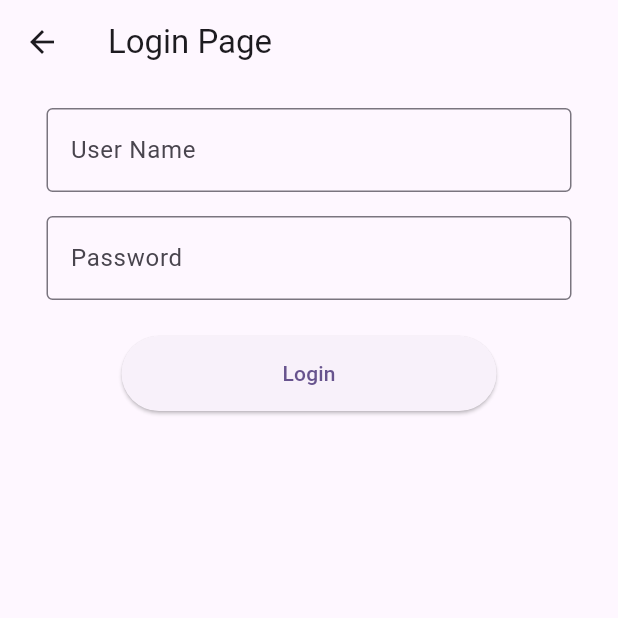
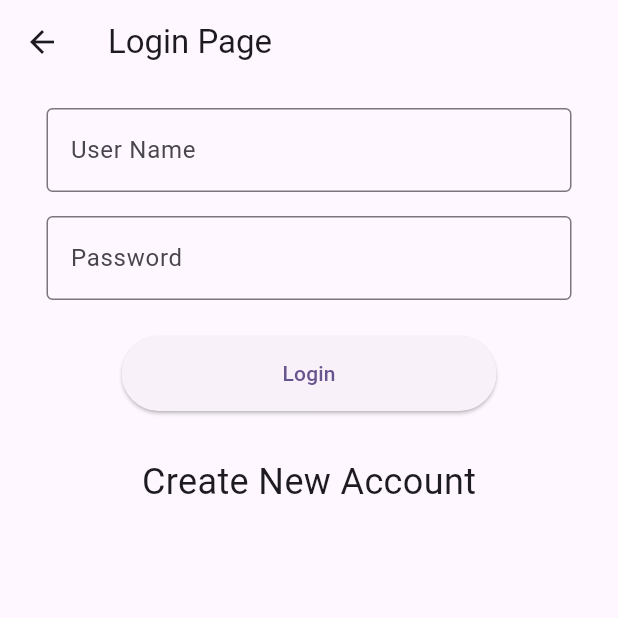
Before and after one commit to jasberDataSirpi/full-stack-training, a Flutter app: the LoginPage screen opened directly, after a tap on "Login", on a phone screen of 412 x 824 dp, the top half of it. Run offline on Flutter 3.47's test engine with Material 2 defaults, Android fonts, the phone set to English and light mode, and no system bars; our stand-ins replace flutter_dotenv, shared_preferences; accounts and stored records are empty; network calls fail.

Commit message:
rigester integrated

```diff
--- /dev/null
+++ b/lib/constants/common_constants.dart
@@ -0,0 +1 @@
+class CommonConstants {}
--- a/lib/main.dart
+++ b/lib/main.dart
@@ -1,6 +1,7 @@
 import 'package:flutter/material.dart';
 import 'package:flutter_dotenv/flutter_dotenv.dart';
 import 'package:meal_planet/pages/my_home_page.dart';
+import 'package:meal_planet/pages/register_page.dart';
 
 void main() async {
   await dotenv.load(fileName: '.env');
@@ -13,6 +14,9 @@ class MyApp extends StatelessWidget {
   // This widget is the root of your application.
   @override
   Widget build(BuildContext context) {
+    var routes = {
+      '/register': (context) => const RegisterPage(),
+    };
     return MaterialApp(
       debugShowCheckedModeBanner: false,
       title: 'Meal Planet',
@@ -21,6 +25,7 @@ class MyApp extends StatelessWidget {
         useMaterial3: true,
       ),
       home: const MyHomePage(title: 'Meal Planet'),
+      routes: routes,
     );
   }
 }
--- a/lib/pages/login_page.dart
+++ b/lib/pages/login_page.dart
@@ -1,4 +1,5 @@
 import 'dart:convert';
+import 'dart:io';
 
 import 'package:flutter/material.dart';
 import 'package:meal_planet/constants/endpoints.dart';
@@ -26,7 +27,7 @@ class _LoginPageState extends State<LoginPage> {
     };
     var response =
         await request(HttpMethods.POST, Endpoints.login, payload: payload);
-    if (response.statusCode == 200) {
+    if (response.statusCode == HttpStatus.ok) {
       var responseMap = jsonDecode(utf8.decode(response.bodyBytes));
       setState(() {
         message = responseMap["message"];
@@ -81,10 +82,22 @@ class _LoginPageState extends State<LoginPage> {
                   child: const Text('Login'),
                 )),
             const SizedBox(height: 30),
+            GestureDetector(
+              onTap: () {
+                Navigator.pushNamed(context, "/register");
+              },
+              child: const Text(
+                'Create New Account',
+                style: TextStyle(fontSize: 24),
+              ),
+            ),
+            const SizedBox(
+              height: 30,
+            ),
             Text(
               message,
               style: TextStyle(color: Colors.green.shade400),
-            )
+            ),
           ],
         ),
       ),
--- a/lib/pages/my_home_page.dart
+++ b/lib/pages/my_home_page.dart
@@ -13,6 +13,6 @@ class MyHomePage extends StatefulWidget {
 class _MyHomePageState extends State<MyHomePage> {
   @override
   Widget build(BuildContext context) {
-    return const RegisterPage();
+    return const LoginPage();
   }
 }
--- a/lib/pages/register_page.dart
+++ b/lib/pages/register_page.dart
@@ -1,4 +1,5 @@
 import 'dart:convert';
+import 'dart:io';
 
 import 'package:flutter/material.dart';
 import 'package:meal_planet/constants/endpoints.dart';
@@ -34,11 +35,9 @@ class _RegisterPageState extends State<RegisterPage> {
       "userName": userName,
       "password": password,
     };
-
     var response =
         await request(HttpMethods.POST, Endpoints.rigister, payload: payload);
-
-    if (response.statusCode == 200) {
+    if (response.statusCode == HttpStatus.created) {
       var responseMap = jsonDecode(utf8.decode(response.bodyBytes));
       setState(() {
         message = responseMap["message"];
```
Also changed, not shown: 6 other files.
